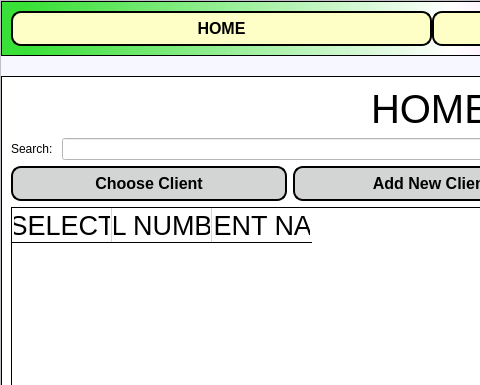
Above: ui/main_window.ui from JasonLaux/DC-Boxjelly before the change; both pictures show x 0 to 480 and y 0 to 385 of the 863 by 687 pixel window. Below: the same form after it.
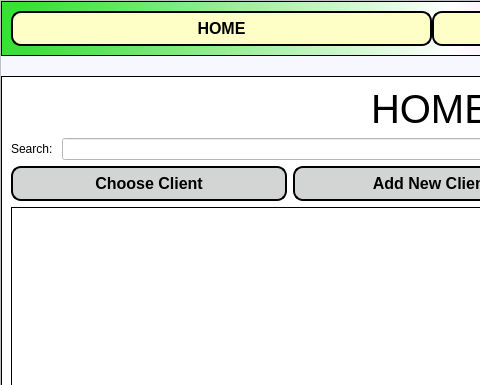
That is the form after the change.

Commit message: rename object names

Patch:
```diff
--- a/ui/main_window.ui
+++ b/ui/main_window.ui
@@ -613,52 +613,7 @@
                </layout>
               </item>
               <item>
-               <widget class="QTableWidget" name="jobsTable">
-                <property name="maximumSize">
-                 <size>
-                  <width>16777215</width>
-                  <height>16777215</height>
-                 </size>
-                </property>
-                <property name="font">
-                 <font>
-                  <pointsize>20</pointsize>
-                 </font>
-                </property>
-                <property name="sizeAdjustPolicy">
-                 <enum>QAbstractScrollArea::AdjustToContents</enum>
-                </property>
-                <column>
-                 <property name="text">
-                  <string>SELECT</string>
-                 </property>
-                 <property name="font">
-                  <font>
-                   <pointsize>20</pointsize>
-                  </font>
-                 </property>
-                </column>
-                <column>
-                 <property name="text">
-                  <string>CAL NUMBER</string>
-                 </property>
-                 <property name="font">
-                  <font>
-                   <pointsize>20</pointsize>
-                  </font>
-                 </property>
-                </column>
-                <column>
-                 <property name="text">
-                  <string>CLIENT NAME</string>
-                 </property>
-                 <property name="font">
-                  <font>
-                   <pointsize>20</pointsize>
-                  </font>
-                 </property>
-                </column>
-               </widget>
+               <widget class="QTableView" name="homeTable"/>
               </item>
              </layout>
             </widget>
```
Left out of the diff: 2 changed lines with no effect on the pictures.
